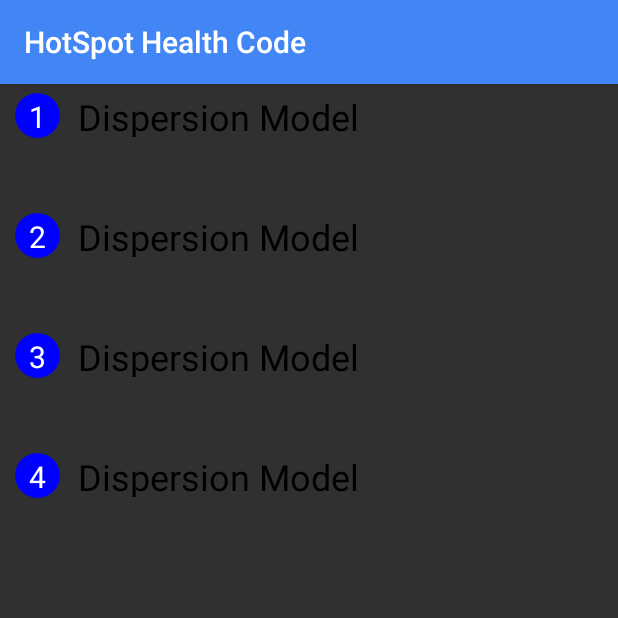
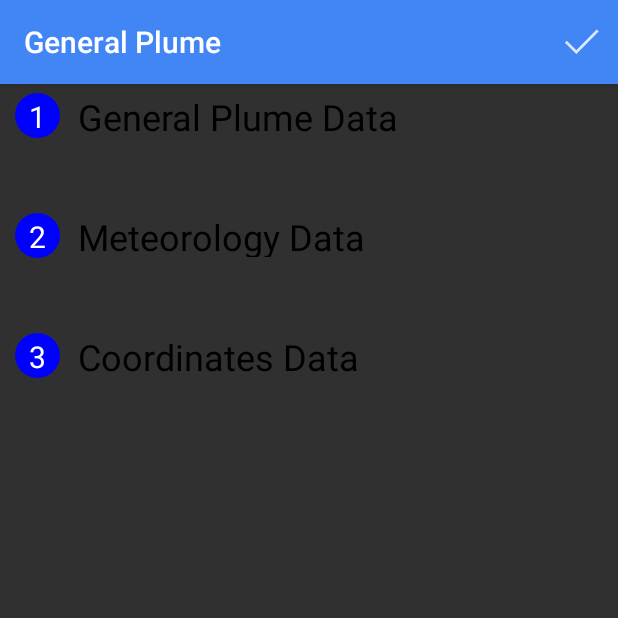
Before and after one commit to Shaniell/hotspotHealthCode, an Android app: the screen it shows after launch (StepperActivity before the commit, PlumeStepperActivity after it), on a phone screen of 412 x 824 dp, the top half of it. Run offline under Robolectric (Android 15) with nearby library versions, the phone set to English and light mode, and no system bars.

Commit message:
* added toolbar to stepper activity * change some thems * fixed coordinate step bug * fixed plume stepper bugs

```diff
--- a/HotSpotHealthCode/app/src/main/java/com/hotspothealthcode/hotspothealthcode/Components/Steps/CoordinatesStepView.java
+++ b/HotSpotHealthCode/app/src/main/java/com/hotspothealthcode/hotspothealthcode/Components/Steps/CoordinatesStepView.java
@@ -35,8 +35,8 @@ public class CoordinatesStepView extends StepView
     private Button restureDefaultsBtn;
     private ArrayList<CoordinateRow> coordinateRows;
 
-    public CoordinatesStepView(Context context, int stepNumber, String title, int contentViewId, OnClickListener continueBtnHandler) {
-        super(context, stepNumber, title, contentViewId, continueBtnHandler);
+    public CoordinatesStepView(Context context, int stepNumber, String title, int contentViewId) {
+        super(context, stepNumber, title, contentViewId);
 
         this.initControl(context);
     }
--- a/HotSpotHealthCode/app/src/main/java/com/hotspothealthcode/hotspothealthcode/Components/Steps/GeneralFireStepView.java
+++ b/HotSpotHealthCode/app/src/main/java/com/hotspothealthcode/hotspothealthcode/Components/Steps/GeneralFireStepView.java
@@ -27,8 +27,8 @@ public class GeneralFireStepView extends StepView
     private EditText airTempCalc;
     private EditText burnDuration;
 
-    public GeneralFireStepView(Context context, int stepNumber, String title,  int contentViewId, OnClickListener continueBtnHandler) {
-        super(context, stepNumber, title, contentViewId, continueBtnHandler);
+    public GeneralFireStepView(Context context, int stepNumber, String title,  int contentViewId) {
+        super(context, stepNumber, title, contentViewId);
 
         this.initControl();
     }
--- a/HotSpotHealthCode/app/src/main/java/com/hotspothealthcode/hotspothealthcode/Components/Steps/GeneralPlumeStepView.java
+++ b/HotSpotHealthCode/app/src/main/java/com/hotspothealthcode/hotspothealthcode/Components/Steps/GeneralPlumeStepView.java
@@ -32,8 +32,8 @@ public class GeneralPlumeStepView extends StepView
     private EditText exitVelocity;
     private EditText effluentTemp;
 
-    public GeneralPlumeStepView(Context context, int stepNumber, String title, int contentViewId, OnClickListener continueBtnHandler) {
-        super(context, stepNumber, title, contentViewId, continueBtnHandler);
+    public GeneralPlumeStepView(Context context, int stepNumber, String title, int contentViewId) {
+        super(context, stepNumber, title, contentViewId);
 
         this.initControl();
     }
--- a/HotSpotHealthCode/app/src/main/java/com/hotspothealthcode/hotspothealthcode/Components/Steps/MeteorologyStepView.java
+++ b/HotSpotHealthCode/app/src/main/java/com/hotspothealthcode/hotspothealthcode/Components/Steps/MeteorologyStepView.java
@@ -33,8 +33,8 @@ public class MeteorologyStepView extends StepView
     private Spinner solarInfo;
     private Spinner stability;
 
-    public MeteorologyStepView(Context context, int stepNumber, String title, int contentViewId, OnClickListener continueBtnHandler) {
-        super(context, stepNumber, title, contentViewId, continueBtnHandler);
+    public MeteorologyStepView(Context context, int stepNumber, String title, int contentViewId) {
+        super(context, stepNumber, title, contentViewId);
 
         this.initControl(context);
     }
--- a/HotSpotHealthCode/app/src/main/java/com/hotspothealthcode/hotspothealthcode/Components/Steps/StepView.java
+++ b/HotSpotHealthCode/app/src/main/java/com/hotspothealthcode/hotspothealthcode/Components/Steps/StepView.java
@@ -27,8 +27,6 @@ public abstract class StepView extends GridLayout {
     protected String title;
     protected int stepNumber;
 
-    protected boolean isValid;
-
     protected View stepIcon;
     protected Button stepContinueBtn;
     protected Button stepCancleBtn;
@@ -41,9 +39,9 @@ public abstract class StepView extends GridLayout {
     protected View stepLine;
     protected View contentView;
 
-    public StepView(Context context, int stepNumber, String title,  int contentViewId, OnClickListener continueBtnHandler) {
+    public StepView(Context context, int stepNumber, String title, int contentViewId) {
         super(context);
-        initControl(context, stepNumber, title, contentViewId, continueBtnHandler);
+        initControl(context, stepNumber, title, contentViewId);
     }
 
     public StepView(Context context) {
@@ -58,7 +56,7 @@ public abstract class StepView extends GridLayout {
         super(context, attrs, defStyle);
     }
 
-    private void initControl(Context context, int stepNumber, String title, int contentViewId, final OnClickListener continueBtnHandler)
+    private void initControl(Context context, int stepNumber, String title, int contentViewId)
     {
         // Load icons
         this.stepIconGood = context.getDrawable(R.drawable.step_icon_good);
@@ -89,10 +87,28 @@ public abstract class StepView extends GridLayout {
         // Set step number
         this.stepNumberView.setText(String.valueOf(stepNumber));
 
+        this.stepTitleLayout.setOnClickListener(new OnClickListener() {
+            @Override
+            public void onClick(View v) {
+
+                // If the content is visible do hide animation
+                if (stepContent.getVisibility() == View.VISIBLE) {
+                    hideContent();
+
+                } else // If the content is invisible do show animation
+                {
+                    showContent();
+                }
+            }
+        });
+    }
+
+    public void setContinueHandler(final OnClickListener continueBtnHandler)
+    {
         this.stepContinueBtn.setOnClickListener(new OnClickListener() {
             @Override
             public void onClick(View v) {
-                isValid = validateData();
+                boolean isValid = validateData();
 
                 // hide step number
                 stepNumberView.setVisibility(INVISIBLE);
@@ -111,21 +127,6 @@ public abstract class StepView extends GridLayout {
                 {
                     // Set good icon
                     stepIcon.setBackground(stepIconBad);
-                }
-            }
-        });
-
-        this.stepTitleLayout.setOnClickListener(new OnClickListener() {
-            @Override
-            public void onClick(View v) {
-
-                // If the content is visible do hide animation
-                if (stepContent.getVisibility() == View.VISIBLE) {
-                    hideContent();
-
-                } else // If the content is invisible do show animation
-                {
-                    showContent();
                 }
             }
         });
@@ -188,15 +189,28 @@ public abstract class StepView extends GridLayout {
                 });
     }
 
-    public void setContinueHandler(OnClickListener listener)
+    public boolean isValid()
     {
-        this.stepContinueBtn.setOnClickListener(listener);
+        boolean isDataValid = this.validateData();
+
+        // hide step number
+        this.stepNumberView.setVisibility(INVISIBLE);
+
+        if(isDataValid)
+        {
+            // Set good icon
+            this.stepIcon.setBackground(stepIconGood);
+        }
+        else
+        {
+            // Set good icon
+            this.stepIcon.setBackground(stepIconBad);
+        }
+
+        return isDataValid;
     }
 
 
-    public boolean isValid() {
-        return isValid;
-    }
 
     protected abstract boolean validateData();
 }
--- /dev/null
+++ b/HotSpotHealthCode/app/src/main/java/com/hotspothealthcode/hotspothealthcode/PlumeStepperActivity.java
@@ -0,0 +1,58 @@
+package com.hotspothealthcode.hotspothealthcode;
+
+import android.os.Bundle;
+
+import android.view.View;
+import android.widget.LinearLayout;
+
+import com.hotspothealthcode.hotspothealthcode.Components.Steps.CoordinatesStepView;
+import com.hotspothealthcode.hotspothealthcode.Components.Steps.GeneralPlumeStepView;
+import com.hotspothealthcode.hotspothealthcode.Components.Steps.MeteorologyStepView;
+import com.hotspothealthcode.hotspothealthcode.Components.Steps.StepView;
+
+import java.util.HashMap;
+
+public class PlumeStepperActivity extends StepperActivity{
+
+    @Override
+    protected void onCreate(Bundle savedInstanceState) {
+        super.onCreate(savedInstanceState);
+
+        this.stepLinearView = (LinearLayout) findViewById(R.id.stepperLinearView);
+        this.steps = new HashMap<Integer, StepView>();
+
+        StepView stepView = new GeneralPlumeStepView(getApplicationContext(), 1, "General Plume Data", R.layout.general_plume_step_view);
+
+        this.stepLinearView.addView(stepView);
+        this.steps.put(1, stepView);
+
+        StepView stepView2 = new MeteorologyStepView(getApplicationContext(), 2, "Meteorology Data", R.layout.meteorology_step_view);
+
+        this.stepLinearView.addView(stepView2);
+        this.steps.put(2, stepView2);
+
+        StepView stepView3 = new CoordinatesStepView(getApplicationContext(), 3, "Coordinates Data", R.layout.coordinate_step_view);
+
+        this.stepLinearView.addView(stepView3);
+        this.steps.put(3, stepView3);
+
+        stepView.setContinueHandler(new View.OnClickListener() {
+            @Override
+            public void onClick(View v) {
+                steps.get(2).showContent();
+            }
+        });
+
+        stepView2.setContinueHandler(new View.OnClickListener() {
+            @Override
+            public void onClick(View v) {
+                steps.get(3).showContent();
+            }
+        });
+    }
+
+    @Override
+    protected void onPostCreate(Bundle savedInstanceState) {
+        super.onPostCreate(savedInstanceState);
+    }
+}
--- a/HotSpotHealthCode/app/src/main/java/com/hotspothealthcode/hotspothealthcode/StepperActivity.java
+++ b/HotSpotHealthCode/app/src/main/java/com/hotspothealthcode/hotspothealthcode/StepperActivity.java
@@ -1,64 +1,77 @@
 package com.hotspothealthcode.hotspothealthcode;
 
 import android.os.Bundle;
-import android.app.Activity;
-import android.view.View;
+import android.support.v7.app.AppCompatActivity;
+import android.support.v7.widget.Toolbar;
+import android.view.Menu;
+import android.view.MenuItem;
 import android.widget.LinearLayout;
 
-import com.hotspothealthcode.hotspothealthcode.Components.Steps.CoordinatesStepView;
-import com.hotspothealthcode.hotspothealthcode.Components.Steps.GeneralFireStepView;
-import com.hotspothealthcode.hotspothealthcode.Components.Steps.GeneralPlumeStepView;
-import com.hotspothealthcode.hotspothealthcode.Components.Steps.MeteorologyStepView;
 import com.hotspothealthcode.hotspothealthcode.Components.Steps.StepView;
 
-public class StepperActivity extends Activity {
+import java.util.HashMap;
+import java.util.Map;
+
+public class StepperActivity extends AppCompatActivity {
+
+    protected LinearLayout stepLinearView;
+    protected HashMap<Integer, StepView> steps;
+    protected Toolbar toolbar;
 
     @Override
     protected void onCreate(Bundle savedInstanceState) {
         super.onCreate(savedInstanceState);
         setContentView(R.layout.activity_stepper);
 
-        LinearLayout stepLinearView = (LinearLayout) findViewById(R.id.stepperLinearView);
+        this.toolbar = (Toolbar) findViewById(R.id.my_toolbar);
+        setSupportActionBar(this.toolbar);
+    }
 
-        StepView stepView = new GeneralFireStepView(getApplicationContext(), 1, "Dispersion Model", R.layout.general_fire_step_view, new View.OnClickListener() {
-            @Override
-            public void onClick(View v) {
+    @Override
+    public boolean onCreateOptionsMenu(Menu menu) {
+        getMenuInflater().inflate(R.menu.stepper_menu, menu);
 
-            }
-        });
-
-        stepLinearView.addView(stepView);
-
-        StepView stepView2 = new GeneralPlumeStepView(getApplicationContext(), 2, "Dispersion Model", R.layout.general_plume_step_view, new View.OnClickListener() {
-            @Override
-            public void onClick(View v) {
-
-            }
-        });
-
-        stepLinearView.addView(stepView2);
-
-        StepView stepView3 = new MeteorologyStepView(getApplicationContext(), 3, "Dispersion Model", R.layout.meteorology_step_view, new View.OnClickListener() {
-            @Override
-            public void onClick(View v) {
-
-            }
-        });
-
-        stepLinearView.addView(stepView3);
-
-        StepView stepView4 = new CoordinatesStepView(getApplicationContext(), 4, "Dispersion Model", R.layout.coordinate_step_view, new View.OnClickListener() {
-            @Override
-            public void onClick(View v) {
-
-            }
-        });
-
-        stepLinearView.addView(stepView4);
+        return super.onCreateOptionsMenu(menu);
     }
 
     @Override
     protected void onPostCreate(Bundle savedInstanceState) {
         super.onPostCreate(savedInstanceState);
     }
+
+    @Override
+    public boolean onOptionsItemSelected(MenuItem item) {
+        switch (item.getItemId()) {
+
+            case R.id.action_continue_to_output:
+
+                this.continueToOutput();
+
+                return true;
+
+            default:
+                // If we got here, the user's action was not recognized.
+                // Invoke the superclass to handle it.
+                return super.onOptionsItemSelected(item);
+
+        }
+    }
+
+    private void continueToOutput()
+    {
+        boolean areStepsValid = true;
+
+        for (Map.Entry<Integer, StepView> entry: this.steps.entrySet())
+        {
+            if(!entry.getValue().isValid())
+            {
+                areStepsValid = false;
+            }
+        }
+
+        if(areStepsValid)
+        {
+            //TODO: CREATE OUTPUT ACTIVITY
+        }
+    }
 }
--- a/HotSpotHealthCode/app/src/main/java/hotspothealthcode/controllers/Controller.java
+++ b/HotSpotHealthCode/app/src/main/java/hotspothealthcode/controllers/Controller.java
@@ -51,7 +51,7 @@ public class Controller
         lst.add(8.0);
         lst.add(20.0);
         lst.add(40.0);
-        lst.add(80.00);
+        lst.add(80.0);
 
         return lst;
     }
--- a/HotSpotHealthCode/app/src/main/res/layout/activity_stepper.xml
+++ b/HotSpotHealthCode/app/src/main/res/layout/activity_stepper.xml
@@ -1,10 +1,27 @@
 <?xml version="1.0" encoding="utf-8"?>
+
+<LinearLayout xmlns:android="http://schemas.android.com/apk/res/android"
+    android:layout_height="match_parent"
+    android:layout_width="match_parent"
+    android:orientation="vertical"
+    xmlns:app="http://schemas.android.com/apk/res-auto">
+
+    <android.support.v7.widget.Toolbar
+        android:id="@+id/my_toolbar"
+        android:layout_width="match_parent"
+        android:layout_height="?attr/actionBarSize"
+        android:background="?attr/colorPrimary"
+        android:elevation="4dp"
+        android:theme="@style/ThemeOverlay.AppCompat.ActionBar"
+        app:popupTheme="@style/ThemeOverlay.AppCompat.Light"
+        />
+
 
     <ScrollView
         android:id="@+id/stepperView"
         android:layout_height="match_parent"
         android:layout_width="match_parent"
-    xmlns:android="http://schemas.android.com/apk/res/android">
+        >
 
         <LinearLayout android:id="@+id/stepperLinearView"
             xmlns:android="http://schemas.android.com/apk/res/android"
@@ -26,3 +43,5 @@
         </LinearLayout>
 
     </ScrollView>
+
+</LinearLayout>
--- a/HotSpotHealthCode/app/src/main/res/layout/coordinate_step_view.xml
+++ b/HotSpotHealthCode/app/src/main/res/layout/coordinate_step_view.xml
@@ -61,7 +61,7 @@
             android:id="@+id/btnRestoreDefaults"
             android:text="Restore Defaults"
             android:layout_row="0"
-            android:layout_column="3"
+            android:layout_column="1"
             android:layout_columnSpan="2"
             android:layout_gravity="right"/>
 
--- /dev/null
+++ b/HotSpotHealthCode/app/src/main/res/menu/stepper_menu.xml
@@ -0,0 +1,11 @@
+<?xml version="1.0" encoding="utf-8"?>
+<menu xmlns:android="http://schemas.android.com/apk/res/android"
+    xmlns:app="http://schemas.android.com/apk/res-auto">
+
+    <!-- "Mark Favorite", should appear as action button if possible -->
+    <item
+        android:id="@+id/action_continue_to_output"
+        android:icon="@drawable/ic_step_good"
+        android:title="Continue to outpot"
+        app:showAsAction="ifRoom"/>
+</menu>
--- a/HotSpotHealthCode/app/src/main/res/values-v21/styles.xml
+++ b/HotSpotHealthCode/app/src/main/res/values-v21/styles.xml
@@ -7,17 +7,13 @@
         <item name="android:statusBarColor">@android:color/transparent</item>
     </style>
 
-    <style name="AppTheme" parent="android:Theme.Material">
+    <style name="AppTheme" parent="Theme.AppCompat.NoActionBar">
         <!-- Main theme colors -->
         <!--   your app branding color for the app bar -->
-        <item name="android:colorPrimary">#4285F4</item>
+        <item name="colorPrimary">#4285F4</item>
         <!--   darker variant for the status bar and contextual app bars -->
-        <item name="android:colorPrimaryDark">#3367D6</item>
+        <item name="colorPrimaryDark">#3367D6</item>
         <!--   theme UI controls like checkboxes and text fields -->
-        <item name="android:colorAccent">#000</item>
-
-        <item name="android:textColorPrimary">#fff</item>
-
-        <item name="android:textColor">#000</item>
+        <item name="colorAccent">#000</item>
     </style>
 </resources>
--- a/HotSpotHealthCode/app/src/main/res/values/styles.xml
+++ b/HotSpotHealthCode/app/src/main/res/values/styles.xml
@@ -2,7 +2,7 @@
 
     <!-- Base application theme. -->
         <!-- inherit from the material theme -->
-    <style name="AppTheme" parent="android:Theme.Material">
+    <style name="AppTheme" parent="@style/Theme.AppCompat.Light.NoActionBar">
         <!-- Main theme colors -->
         <!--   your app branding color for the app bar -->
         <item name="android:colorPrimary">#4285F4</item>
```
Also changed, not shown: HotSpotHealthCode/app/src/main/AndroidManifest.xml (+13 -18 lines), 1 other file. Lines whose indentation alone changed are shown as unchanged.
